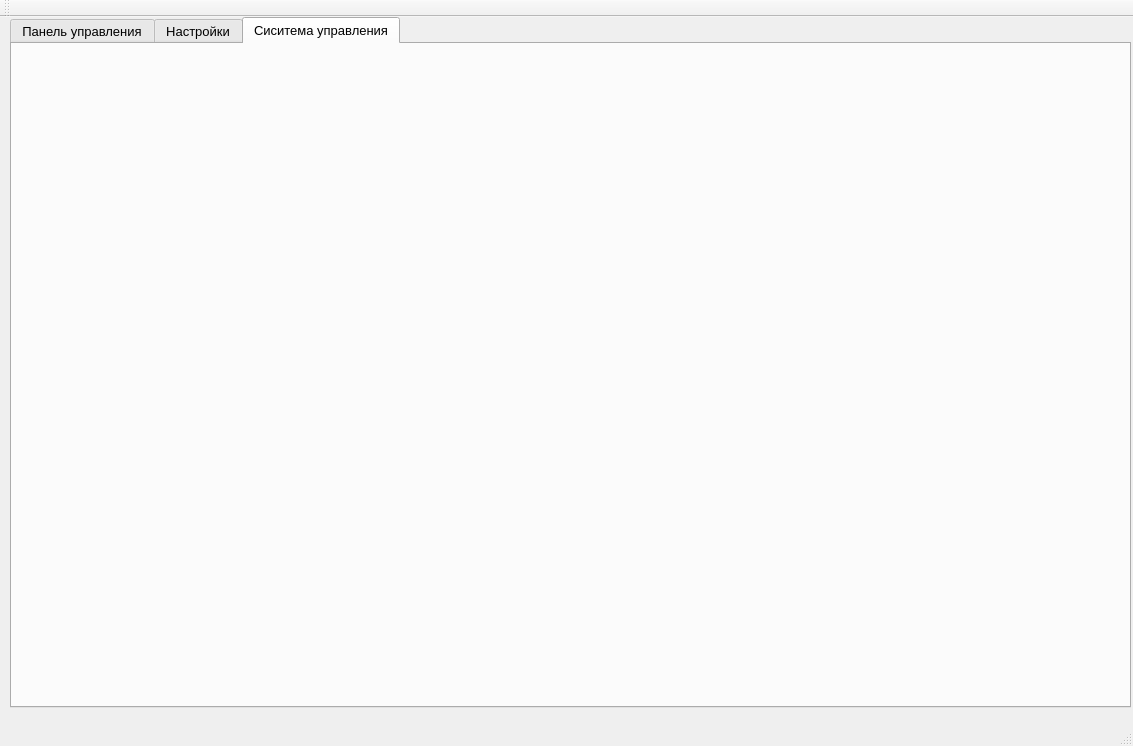
This is pult/controlpanel.ui in Kirill2693/pult as Qt 5 draws it before an edit. The edited form follows.
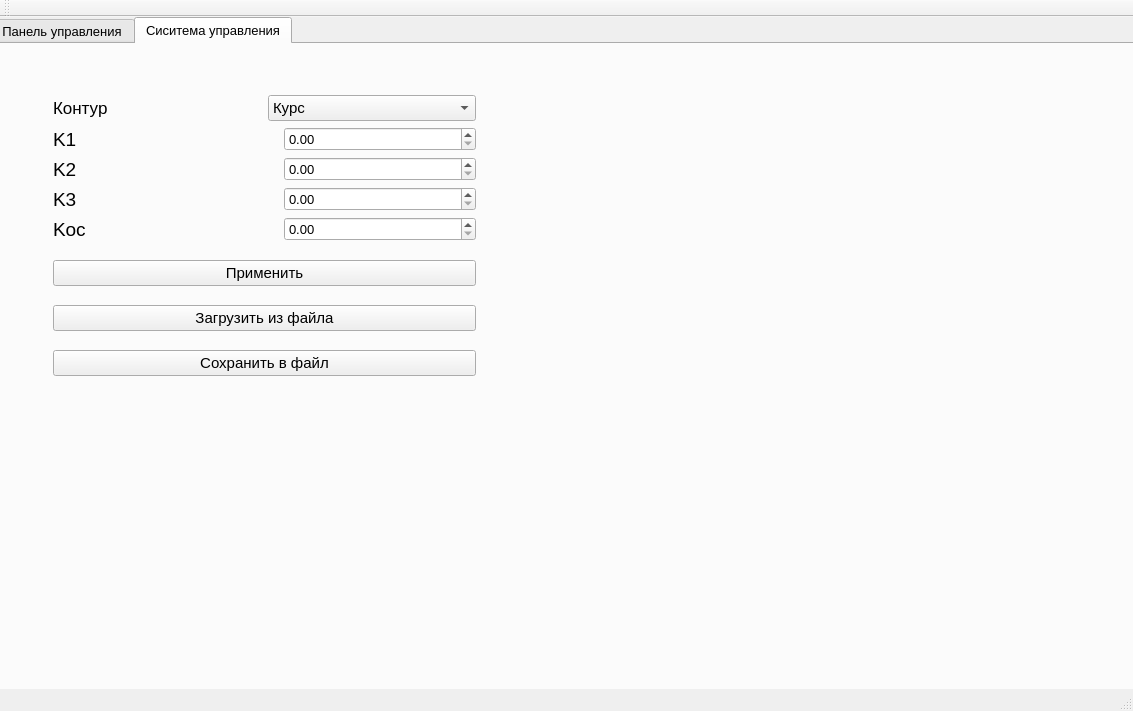
This is the edited form. The open tabs and pages were chosen to show the change. Icons and pictures are not drawn.

Diff of the .ui file:
```diff
--- a/pult/controlpanel.ui
+++ b/pult/controlpanel.ui
@@ -10,7 +10,7 @@
     <x>0</x>
     <y>0</y>
     <width>1133</width>
-    <height>746</height>
+    <height>711</height>
    </rect>
   </property>
   <property name="font">
@@ -23,12 +23,15 @@
   </property>
   <widget class="QWidget" name="centralWidget">
    <widget class="QTabWidget" name="tabWidget">
+    <property name="enabled">
+     <bool>true</bool>
+    </property>
     <property name="geometry">
      <rect>
-      <x>10</x>
+      <x>-10</x>
       <y>0</y>
-      <width>1121</width>
-      <height>691</height>
+      <width>1306</width>
+      <height>681</height>
      </rect>
     </property>
     <property name="currentIndex">
@@ -365,16 +368,581 @@
        <string>TextLabel</string>
       </property>
      </widget>
-    </widget>
-    <widget class="QWidget" name="tab_2">
-     <attribute name="title">
-      <string>Настройки</string>
-     </attribute>
+     <widget class="QWidget" name="">
+      <property name="geometry">
+       <rect>
+        <x>40</x>
+        <y>470</y>
+        <width>141</width>
+        <height>161</height>
+       </rect>
+      </property>
+      <layout class="QVBoxLayout" name="verticalLayout_4">
+       <item>
+        <widget class="QLabel" name="label_9">
+         <property name="font">
+          <font>
+           <pointsize>11</pointsize>
+          </font>
+         </property>
+         <property name="text">
+          <string>Режим:</string>
+         </property>
+        </widget>
+       </item>
+       <item>
+        <widget class="QLabel" name="WorkModelabel">
+         <property name="font">
+          <font>
+           <pointsize>11</pointsize>
+          </font>
+         </property>
+         <property name="text">
+          <string>TextLabel</string>
+         </property>
+        </widget>
+       </item>
+       <item>
+        <spacer name="verticalSpacer_4">
+         <property name="orientation">
+          <enum>Qt::Vertical</enum>
+         </property>
+         <property name="sizeType">
+          <enum>QSizePolicy::Minimum</enum>
+         </property>
+         <property name="sizeHint" stdset="0">
+          <size>
+           <width>20</width>
+           <height>13</height>
+          </size>
+         </property>
+        </spacer>
+       </item>
+       <item>
+        <widget class="QPushButton" name="DirectModeButton">
+         <property name="text">
+          <string>Ручной режим</string>
+         </property>
+        </widget>
+       </item>
+       <item>
+        <widget class="QPushButton" name="StabModeButton">
+         <property name="text">
+          <string>Стабилизация</string>
+         </property>
+        </widget>
+       </item>
+       <item>
+        <widget class="QPushButton" name="SetModeButton">
+         <property name="text">
+          <string>Настройка</string>
+         </property>
+        </widget>
+       </item>
+      </layout>
+     </widget>
+     <widget class="QWidget" name="">
+      <property name="geometry">
+       <rect>
+        <x>50</x>
+        <y>20</y>
+        <width>181</width>
+        <height>421</height>
+       </rect>
+      </property>
+      <layout class="QVBoxLayout" name="verticalLayout_5">
+       <item>
+        <widget class="QLabel" name="RollTxtLabel">
+         <property name="font">
+          <font>
+           <pointsize>15</pointsize>
+          </font>
+         </property>
+         <property name="text">
+          <string>Крен</string>
+         </property>
+         <property name="textFormat">
+          <enum>Qt::AutoText</enum>
+         </property>
+         <property name="alignment">
+          <set>Qt::AlignCenter</set>
+         </property>
+        </widget>
+       </item>
+       <item>
+        <spacer name="verticalSpacer_6">
+         <property name="orientation">
+          <enum>Qt::Vertical</enum>
+         </property>
+         <property name="sizeType">
+          <enum>QSizePolicy::Preferred</enum>
+         </property>
+         <property name="sizeHint" stdset="0">
+          <size>
+           <width>20</width>
+           <height>18</height>
+          </size>
+         </property>
+        </spacer>
+       </item>
+       <item>
+        <layout class="QHBoxLayout" name="horizontalLayout_3">
+         <item>
+          <widget class="QSlider" name="SetRollSlider">
+           <property name="minimum">
+            <number>-60</number>
+           </property>
+           <property name="maximum">
+            <number>60</number>
+           </property>
+           <property name="orientation">
+            <enum>Qt::Vertical</enum>
+           </property>
+           <property name="invertedAppearance">
+            <bool>false</bool>
+           </property>
+           <property name="tickPosition">
+            <enum>QSlider::TicksBothSides</enum>
+           </property>
+           <property name="tickInterval">
+            <number>20</number>
+           </property>
+          </widget>
+         </item>
+         <item>
+          <widget class="QLabel" name="CurRolLabel">
+           <property name="text">
+            <string>TextLabel</string>
+           </property>
+          </widget>
+         </item>
+         <item>
+          <widget class="QProgressBar" name="RollBar">
+           <property name="sizePolicy">
+            <sizepolicy hsizetype="Expanding" vsizetype="Expanding">
+             <horstretch>0</horstretch>
+             <verstretch>0</verstretch>
+            </sizepolicy>
+           </property>
+           <property name="minimum">
+            <number>-60</number>
+           </property>
+           <property name="maximum">
+            <number>60</number>
+           </property>
+           <property name="value">
+            <number>0</number>
+           </property>
+           <property name="alignment">
+            <set>Qt::AlignBottom|Qt::AlignRight|Qt::AlignTrailing</set>
+           </property>
+           <property name="textVisible">
+            <bool>true</bool>
+           </property>
+           <property name="orientation">
+            <enum>Qt::Vertical</enum>
+           </property>
+           <property name="invertedAppearance">
+            <bool>false</bool>
+           </property>
+           <property name="textDirection">
+            <enum>QProgressBar::BottomToTop</enum>
+           </property>
+           <property name="format">
+            <string/>
+           </property>
+          </widget>
+         </item>
+        </layout>
+       </item>
+       <item>
+        <spacer name="verticalSpacer_5">
+         <property name="orientation">
+          <enum>Qt::Vertical</enum>
+         </property>
+         <property name="sizeType">
+          <enum>QSizePolicy::Preferred</enum>
+         </property>
+         <property name="sizeHint" stdset="0">
+          <size>
+           <width>20</width>
+           <height>18</height>
+          </size>
+         </property>
+        </spacer>
+       </item>
+       <item>
+        <layout class="QHBoxLayout" name="horizontalLayout_4">
+         <item>
+          <widget class="QLabel" name="label_3">
+           <property name="text">
+            <string>Заданный крен</string>
+           </property>
+          </widget>
+         </item>
+         <item>
+          <widget class="QLabel" name="SetRolLabel">
+           <property name="text">
+            <string>TextLabel</string>
+           </property>
+          </widget>
+         </item>
+        </layout>
+       </item>
+      </layout>
+     </widget>
     </widget>
     <widget class="QWidget" name="tab_3">
      <attribute name="title">
       <string>Сиситема управления</string>
      </attribute>
+     <widget class="QWidget" name="layoutWidget">
+      <property name="geometry">
+       <rect>
+        <x>50</x>
+        <y>40</y>
+        <width>883</width>
+        <height>305</height>
+       </rect>
+      </property>
+      <layout class="QHBoxLayout" name="horizontalLayout_2">
+       <item>
+        <layout class="QVBoxLayout" name="verticalLayout_3">
+         <item>
+          <layout class="QVBoxLayout" name="verticalLayout">
+           <item>
+            <layout class="QHBoxLayout" name="horizontalLayout">
+             <item>
+              <widget class="QLabel" name="label_4">
+               <property name="sizePolicy">
+                <sizepolicy hsizetype="Preferred" vsizetype="Preferred">
+                 <horstretch>0</horstretch>
+                 <verstretch>0</verstretch>
+                </sizepolicy>
+               </property>
+               <property name="font">
+                <font>
+                 <pointsize>13</pointsize>
+                </font>
+               </property>
+               <property name="text">
+                <string>Контур</string>
+               </property>
+              </widget>
+             </item>
+             <item>
+              <widget class="QComboBox" name="ContourBox">
+               <property name="font">
+                <font>
+                 <pointsize>11</pointsize>
+                </font>
+               </property>
+               <item>
+                <property name="text">
+                 <string>Курс</string>
+                </property>
+               </item>
+               <item>
+                <property name="text">
+                 <string>Крен</string>
+                </property>
+               </item>
+               <item>
+                <property name="text">
+                 <string>Глубина</string>
+                </property>
+               </item>
+              </widget>
+             </item>
+            </layout>
+           </item>
+           <item>
+            <layout class="QGridLayout" name="gridLayout">
+             <item row="2" column="0">
+              <widget class="QLabel" name="label_7">
+               <property name="font">
+                <font>
+                 <pointsize>14</pointsize>
+                </font>
+               </property>
+               <property name="text">
+                <string>K3</string>
+               </property>
+              </widget>
+             </item>
+             <item row="2" column="1">
+              <spacer name="horizontalSpacer_3">
+               <property name="orientation">
+                <enum>Qt::Horizontal</enum>
+               </property>
+               <property name="sizeHint" stdset="0">
+                <size>
+                 <width>18</width>
+                 <height>20</height>
+                </size>
+               </property>
+              </spacer>
+             </item>
+             <item row="1" column="2">
+              <widget class="QDoubleSpinBox" name="K2SpinBox">
+               <property name="sizePolicy">
+                <sizepolicy hsizetype="Expanding" vsizetype="Fixed">
+                 <horstretch>0</horstretch>
+                 <verstretch>0</verstretch>
+                </sizepolicy>
+               </property>
+               <property name="maximum">
+                <double>10000.000000000000000</double>
+               </property>
+              </widget>
+             </item>
+             <item row="3" column="1">
+              <spacer name="horizontalSpacer_4">
+               <property name="orientation">
+                <enum>Qt::Horizontal</enum>
+               </property>
+               <property name="sizeHint" stdset="0">
+                <size>
+                 <width>18</width>
+                 <height>20</height>
+                </size>
+               </property>
+              </spacer>
+             </item>
+             <item row="2" column="2">
+              <widget class="QDoubleSpinBox" name="K3SpinBox">
+               <property name="sizePolicy">
+                <sizepolicy hsizetype="Expanding" vsizetype="Fixed">
+                 <horstretch>0</horstretch>
+                 <verstretch>0</verstretch>
+                </sizepolicy>
+               </property>
+               <property name="maximum">
+                <double>10000.000000000000000</double>
+               </property>
+              </widget>
+             </item>
+             <item row="1" column="0">
+              <widget class="QLabel" name="label_6">
+               <property name="font">
+                <font>
+                 <pointsize>14</pointsize>
+                </font>
+               </property>
+               <property name="text">
+                <string>K2</string>
+               </property>
+              </widget>
+             </item>
+             <item row="0" column="0">
+              <widget class="QLabel" name="label_5">
+               <property name="font">
+                <font>
+                 <pointsize>14</pointsize>
+                </font>
+               </property>
+               <property name="text">
+                <string>K1</string>
+               </property>
+              </widget>
+             </item>
+             <item row="3" column="0">
+              <widget class="QLabel" name="label_8">
+               <property name="font">
+                <font>
+                 <pointsize>14</pointsize>
+                </font>
+               </property>
+               <property name="text">
+                <string>Kос</string>
+               </property>
+              </widget>
+             </item>
+             <item row="3" column="2">
+              <widget class="QDoubleSpinBox" name="KosPosSpinBox">
+               <property name="sizePolicy">
+                <sizepolicy hsizetype="Expanding" vsizetype="Fixed">
+                 <horstretch>0</horstretch>
+                 <verstretch>0</verstretch>
+                </sizepolicy>
+               </property>
+               <property name="maximum">
+                <double>10000.000000000000000</double>
+               </property>
+              </widget>
+             </item>
+             <item row="0" column="2">
+              <widget class="QDoubleSpinBox" name="K1SpinBox">
+               <property name="sizePolicy">
+                <sizepolicy hsizetype="Expanding" vsizetype="Fixed">
+                 <horstretch>0</horstretch>
+                 <verstretch>0</verstretch>
+                </sizepolicy>
+               </property>
+               <property name="maximum">
+                <double>10000.000000000000000</double>
+               </property>
+              </widget>
+             </item>
+             <item row="1" column="1">
+              <spacer name="horizontalSpacer_2">
+               <property name="orientation">
+                <enum>Qt::Horizontal</enum>
+               </property>
+               <property name="sizeHint" stdset="0">
+                <size>
+                 <width>18</width>
+                 <height>20</height>
+                </size>
+               </property>
+              </spacer>
+             </item>
+             <item row="0" column="1">
+              <spacer name="horizontalSpacer">
+               <property name="orientation">
+                <enum>Qt::Horizontal</enum>
+               </property>
+               <property name="sizeType">
+                <enum>QSizePolicy::Preferred</enum>
+               </property>
+               <property name="sizeHint" stdset="0">
+                <size>
+                 <width>18</width>
+                 <height>20</height>
+                </size>
+               </property>
+              </spacer>
+             </item>
+            </layout>
+           </item>
+          </layout>
+         </item>
+         <item>
+          <spacer name="verticalSpacer_3">
+           <property name="orientation">
+            <enum>Qt::Vertical</enum>
+           </property>
+           <property name="sizeType">
+            <enum>QSizePolicy::Minimum</enum>
+           </property>
+           <property name="sizeHint" stdset="0">
+            <size>
+             <width>20</width>
+             <height>13</height>
+            </size>
+           </property>
+          </spacer>
+         </item>
+         <item>
+          <layout class="QVBoxLayout" name="verticalLayout_2">
+           <item>
+            <widget class="QPushButton" name="ApplyButton">
+             <property name="font">
+              <font>
+               <pointsize>11</pointsize>
+              </font>
+             </property>
+             <property name="text">
+              <string>Применить</string>
+             </property>
+            </widget>
+           </item>
+           <item>
+            <spacer name="verticalSpacer">
+             <property name="orientation">
+              <enum>Qt::Vertical</enum>
+             </property>
+             <property name="sizeType">
+              <enum>QSizePolicy::Preferred</enum>
+             </property>
+             <property name="sizeHint" stdset="0">
+              <size>
+               <width>20</width>
+               <height>13</height>
+              </size>
+             </property>
+            </spacer>
+           </item>
+           <item>
+            <widget class="QPushButton" name="pushButton">
+             <property name="font">
+              <font>
+               <pointsize>11</pointsize>
+              </font>
+             </property>
+             <property name="text">
+              <string>Загрузить из файла</string>
+             </property>
+            </widget>
+           </item>
+           <item>
+            <spacer name="verticalSpacer_2">
+             <property name="orientation">
+              <enum>Qt::Vertical</enum>
+             </property>
+             <property name="sizeType">
+              <enum>QSizePolicy::Preferred</enum>
+             </property>
+             <property name="sizeHint" stdset="0">
+              <size>
+               <width>20</width>
+               <height>13</height>
+              </size>
+             </property>
+            </spacer>
+           </item>
+           <item>
+            <widget class="QPushButton" name="pushButton_2">
+             <property name="font">
+              <font>
+               <pointsize>11</pointsize>
+              </font>
+             </property>
+             <property name="text">
+              <string>Сохранить в файл</string>
+             </property>
+            </widget>
+           </item>
+          </layout>
+         </item>
+        </layout>
+       </item>
+       <item>
+        <spacer name="horizontalSpacer_5">
+         <property name="orientation">
+          <enum>Qt::Horizontal</enum>
+         </property>
+         <property name="sizeHint" stdset="0">
+          <size>
+           <width>40</width>
+           <height>20</height>
+          </size>
+         </property>
+        </spacer>
+       </item>
+       <item>
+        <widget class="QLabel" name="SuPic">
+         <property name="sizePolicy">
+          <sizepolicy hsizetype="Preferred" vsizetype="Preferred">
+           <horstretch>0</horstretch>
+           <verstretch>0</verstretch>
+          </sizepolicy>
+         </property>
+         <property name="font">
+          <font>
+           <pointsize>13</pointsize>
+          </font>
+         </property>
+         <property name="text">
+          <string/>
+         </property>
+         <property name="pixmap">
+          <pixmap resource="Img.qrc">:/img/SU.png</pixmap>
+         </property>
+        </widget>
+       </item>
+      </layout>
+     </widget>
     </widget>
    </widget>
   </widget>
```
Left out of the diff: 171 changed lines with no effect on the pictures.
